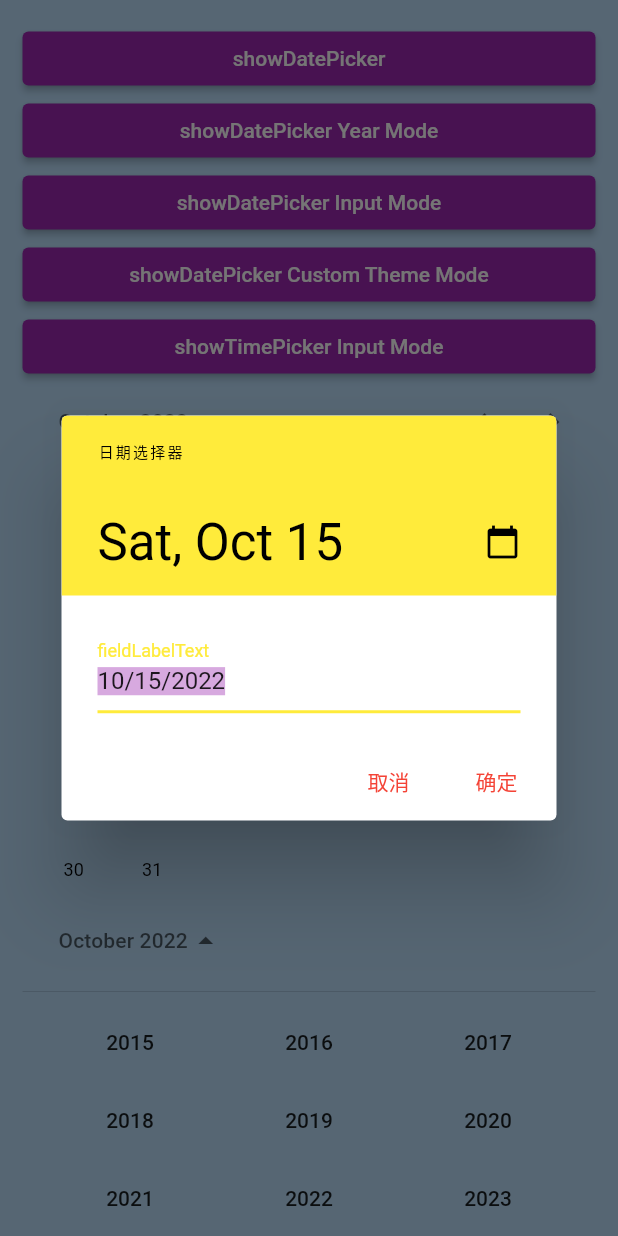
After one commit to m5ultra/dart_study, a Flutter app: the screen it shows after launch, after a tap on "showDatePicker Custom Theme Mode", on a phone screen of 412 x 824 dp. The commit adds this screen. Run offline on Flutter 3.47's test engine with Material 2 defaults, Android fonts, the phone set to English and light mode, and no system bars; our stand-ins replace dio.

Commit message:
Feat: Calendar 组建时使用测试

```diff
--- /dev/null
+++ b/lib/10_form/05_calendar.dart
@@ -0,0 +1,327 @@
+import 'package:flutter/material.dart';
+import 'package:flutter/cupertino.dart';
+
+class Home extends StatelessWidget {
+  const Home({Key? key}) : super(key: key);
+
+  @override
+  Widget build(BuildContext context) {
+    return Scaffold(
+      extendBodyBehindAppBar: false, // 把body放到appbar下 如果不是用SafeArea
+      appBar: AppBar(
+        title: const Text('Calendar'),
+        leading: const Icon(Icons.settings),
+        actions: const [Icon(Icons.search)],
+        toolbarOpacity: 0.7,
+        toolbarHeight: 0.0,
+      ),
+      body: const CalendarText(),
+    );
+  }
+}
+
+class CalendarText extends StatefulWidget {
+  const CalendarText({Key? key}) : super(key: key);
+
+  @override
+  State<CalendarText> createState() => _CalendarTextState();
+}
+
+class _CalendarTextState extends State<CalendarText> {
+  @override
+  Widget build(BuildContext context) {
+    return Container(
+      color: Colors.blue[100],
+      child: ListView(
+        padding: const EdgeInsets.all(15),
+        children: [
+          _showDatePicker(context),
+          _showDatePickForYear(context),
+          _showDatePickForInput(context),
+          _showDatePickForTheme(context),
+          _showTimePick(context),
+          _calendarDatePick(DatePickerMode.day),
+          _calendarDatePick(DatePickerMode.year),
+          _cupertinoDatePick(CupertinoDatePickerMode.dateAndTime),
+          const SizedBox(height: 20,),
+          _cupertinoDatePick(CupertinoDatePickerMode.date),
+          const SizedBox(height: 20,),
+          _cupertinoDatePick(CupertinoDatePickerMode.time),
+          _cupertinoTimePick(CupertinoTimerPickerMode.ms),
+          _cupertinoTimePick(CupertinoTimerPickerMode.hms),
+          _cupertinoTimePick(CupertinoTimerPickerMode.hm ),
+        ],
+      ),
+    );
+  }
+}
+
+ElevatedButton _showDatePicker(context) {
+  return ElevatedButton(
+    onPressed: () async {
+      DateTime? a = await showDatePicker(
+          context: context,
+          initialDate: DateTime.now(),
+          // 初始化选中日期
+          firstDate: DateTime(2022, 6),
+          // 开始日期
+          lastDate: DateTime(2022, 12),
+          // 结束日期
+          initialDatePickerMode: DatePickerMode.day,
+          // 日期选择模式 默认为天数选择
+          initialEntryMode: DatePickerEntryMode.calendar,
+          // 日历弹框样式
+          currentDate: DateTime.now(),
+          // 当前日期
+          helpText: '日期选择器',
+          cancelText: '取消',
+          confirmText: '确定',
+          errorFormatText: 'errorFormatText',
+          // 格式错误提示
+          errorInvalidText: 'errorInvalidText',
+          // 输入不在firstDate, lateDate 之间日期提示
+          fieldLabelText: 'fieldLabelText',
+          // 输入框上方提示
+          useRootNavigator: true,
+          // 是否为根导航器
+          // 设置不可选择日期
+          selectableDayPredicate: (dayTime) {
+            if (dayTime == DateTime(2022, 10, 8)) {
+              return false;
+            }
+            return true;
+          });
+    },
+    child: const Text('showDatePicker'),
+  );
+}
+
+ElevatedButton _showDatePickForYear(context) {
+  return ElevatedButton(
+    onPressed: () {
+      showDatePicker(
+          context: context,
+          initialDate: DateTime.now(),
+          // 初始化选中日期
+          firstDate: DateTime(1989, 10, 13),
+          // 开始日期
+          lastDate: DateTime(2036, 12, 15),
+          // 结束日期
+          initialDatePickerMode: DatePickerMode.year,
+          // 日期选择模式 默认为天数选择
+          initialEntryMode: DatePickerEntryMode.calendar,
+          // 日历弹框样式
+
+          currentDate: DateTime.now(),
+          // 当前日期
+          helpText: '日期选择器',
+          cancelText: '取消',
+          confirmText: '确定',
+          errorFormatText: 'errorFormatText',
+          // 格式错误提示
+          errorInvalidText: 'errorInvalidText',
+          // 输入不在firstDate, lateDate 之间日期提示
+          fieldLabelText: 'fieldLabelText',
+          // 输入框上方提示
+          useRootNavigator: true,
+          // 是否为根导航器
+          // 设置不可选择日期
+          selectableDayPredicate: (dayTime) {
+            if (dayTime == DateTime(2022, 10, 8)) {
+              return false;
+            }
+            return true;
+          });
+    },
+    child: const Text('showDatePicker Year Mode'),
+  );
+}
+
+ElevatedButton _showDatePickForInput(context) {
+  return ElevatedButton(
+    onPressed: () {
+      showDatePicker(
+          context: context,
+          initialDate: DateTime.now(),
+          // 初始化选中日期
+          firstDate: DateTime(1989, 10, 13),
+          // 开始日期
+          lastDate: DateTime(2036, 12, 15),
+          // 结束日期
+          initialDatePickerMode: DatePickerMode.year,
+          // 日期选择模式 默认为天数选择
+          initialEntryMode: DatePickerEntryMode.input,
+          // 日历弹框样式
+
+          currentDate: DateTime.now(),
+          // 当前日期
+          helpText: '日期选择器',
+          cancelText: '取消',
+          confirmText: '确定',
+          errorFormatText: 'errorFormatText',
+          // 格式错误提示
+          errorInvalidText: 'errorInvalidText',
+          // 输入不在firstDate, lateDate 之间日期提示
+          fieldLabelText: 'fieldLabelText',
+          // 输入框上方提示
+          useRootNavigator: true,
+          // 是否为根导航器
+          // 设置不可选择日期
+          selectableDayPredicate: (dayTime) {
+            if (dayTime == DateTime(2022, 10, 8)) {
+              return false;
+            }
+            return true;
+          });
+    },
+    child: const Text('showDatePicker Input Mode'),
+  );
+}
+
+ElevatedButton _showDatePickForTheme(context) {
+  return ElevatedButton(
+    onPressed: () {
+      showDatePicker(
+        context: context,
+        // locale: const Locale('zh', 'CN'),
+        initialDate: DateTime.now(),
+        // 初始化选中日期
+        firstDate: DateTime(1989, 10, 13),
+        // 开始日期
+        lastDate: DateTime(2036, 12, 15),
+        // 结束日期
+        initialDatePickerMode: DatePickerMode.year,
+        // 日期选择模式 默认为天数选择
+        initialEntryMode: DatePickerEntryMode.input,
+        // 日历弹框样式
+
+        currentDate: DateTime.now(),
+        // 当前日期
+        helpText: '日期选择器',
+        cancelText: '取消',
+        confirmText: '确定',
+        errorFormatText: 'errorFormatText',
+        // 格式错误提示
+        errorInvalidText: 'errorInvalidText',
+        // 输入不在firstDate, lateDate 之间日期提示
+        fieldLabelText: 'fieldLabelText',
+        // 输入框上方提示
+        useRootNavigator: true,
+        // 是否为根导航器
+        // 设置不可选择日期
+        selectableDayPredicate: (dayTime) {
+          if (dayTime == DateTime(2022, 10, 8)) {
+            return false;
+          }
+          return true;
+        },
+        builder: (context, child) {
+          return Theme(
+            data: Theme.of(context).copyWith(
+              colorScheme: const ColorScheme.light(
+                primary: Colors.yellow, // header background color
+                onPrimary: Colors.black, // header text color
+                onSurface: Colors.green, // body text color
+              ),
+              textButtonTheme: TextButtonThemeData(
+                style: TextButton.styleFrom(
+                  primary: Colors.red, // button text color
+                ),
+              ),
+            ),
+            child: child!,
+          );
+        },
+      );
+    },
+    child: const Text('showDatePicker Custom Theme Mode'),
+  );
+}
+
+ElevatedButton _showTimePick(context) {
+  return ElevatedButton(
+    onPressed: () {
+      showTimePicker(
+        context: context,
+        // 初始化选中日期
+        initialTime: const TimeOfDay(hour: 10, minute: 20),
+        builder: (context, child) {
+          return Theme(
+            data: Theme.of(context).copyWith(
+              colorScheme: const ColorScheme.light(
+                primary: Colors.yellow, // header background color
+                onPrimary: Colors.black, // header text color
+                onSurface: Colors.green, // body text color
+              ),
+              textButtonTheme: TextButtonThemeData(
+                style: TextButton.styleFrom(
+                  primary: Colors.red, // button text color
+                ),
+              ),
+            ),
+            child: child!,
+          );
+        },
+        useRootNavigator: true,
+        initialEntryMode: TimePickerEntryMode.input,
+        cancelText: '取消',
+        confirmText: '确定',
+        helpText: '日期选择器',
+        errorInvalidText: 'errorInvalidText',
+        hourLabelText: "hourLabelText",
+        minuteLabelText: 'minuteLabelText',
+      );
+    },
+    child: const Text('showTimePicker Input Mode'),
+  );
+}
+
+_calendarDatePick(DatePickerMode mode) {
+  return CalendarDatePicker(
+    initialDate: DateTime(2022, 10, 12),
+    firstDate: DateTime(1970, 1, 1, 0, 0, 0),
+    lastDate: DateTime(2035, 1, 1, 0, 0, 0),
+    initialCalendarMode: mode,
+    onDateChanged: (DateTime value) {},
+  );
+}
+
+_cupertinoDatePick(CupertinoDatePickerMode mode) {
+  return SizedBox(
+    height: 300,
+    width: double.infinity,
+    child: CupertinoDatePicker(
+      mode: mode,
+      // 展示模式, 默认为 dateAndTime initialDateTime: DateTime(2020, 10, 10), // 默认选中日期
+      initialDateTime: DateTime(2022, 10, 10),
+      minimumDate: DateTime(2010, 10, 10, 59, 59, 59),
+      // 最小可选日期
+      maximumDate: DateTime(2036, 10, 10),
+      // 最大可选日期
+      minuteInterval: 5,
+      // 分钟间隔
+      use24hFormat: true, // 是否采用24小时制
+      backgroundColor: Colors.greenAccent[200], // 背景色
+      onDateTimeChanged: (dayTime) {
+        print("选择日期时间 $dayTime");
+      },
+    ),
+  );
+}
+
+_cupertinoTimePick(CupertinoTimerPickerMode mode) {
+  return SizedBox(
+    height: 300,
+    width: double.infinity,
+    child: CupertinoTimerPicker(
+      mode: mode,
+      // 展示模式, 默认为 dateAndTime initialDateTime: DateTime(2020, 10, 10), // 默认选中日期
+      // 最小可选日期
+      // 最大可选日期
+      minuteInterval: 5,
+      // 分钟间隔
+      backgroundColor: Colors.greenAccent[200], // 背景色
+      onTimerDurationChanged: (Duration value) {  },
+    ),
+  );
+}
--- a/lib/main.dart
+++ b/lib/main.dart
@@ -31,7 +31,9 @@ import 'package:flutter/material.dart';
 // import '09_routes/07_Tabs.dart';
 // import '10_form/01_Switch.dart';
 // import '10_form/02_checkBox.dart';
-import '10_form/03_Radio.dart';
+// import '10_form/03_Radio.dart';
+// import '10_form/04_textField.dart';
+import '10_form/05_calendar.dart';
 
 void main() {
   runApp(const MyApp());
```
Also changed, not shown: lib/10_form/04_textField.dart (added, +88 -0 lines), 1 other file.
